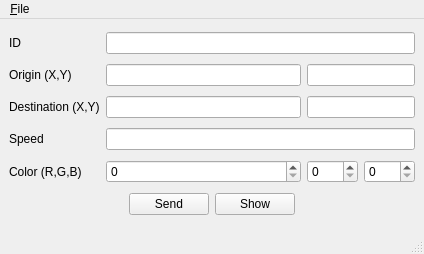
Above: mainwindow.ui from EdPeReg/GraphGUI before the change. Below: the same form after it.
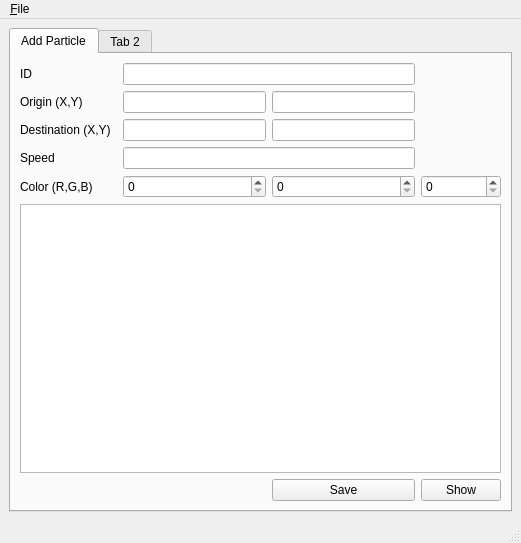
That is the form after the change.

Commit message: text edit now in the main window, tabs added

Patch:
```diff
--- a/mainwindow.ui
+++ b/mainwindow.ui
@@ -6,17 +6,27 @@
    <rect>
     <x>0</x>
     <y>0</y>
-    <width>424</width>
-    <height>254</height>
+    <width>521</width>
+    <height>543</height>
    </rect>
   </property>
   <property name="windowTitle">
    <string>MainWindow</string>
   </property>
   <widget class="QWidget" name="centralwidget">
+   <layout class="QHBoxLayout" name="horizontalLayout">
+    <item>
+     <widget class="QTabWidget" name="tabWidget">
+      <property name="currentIndex">
+       <number>0</number>
+      </property>
+      <widget class="QWidget" name="tabAddParticle">
+       <attribute name="title">
+        <string>Add Particle</string>
+       </attribute>
    <layout class="QGridLayout" name="gridLayout">
-    <item row="1" column="2" colspan="2">
-     <widget class="QLineEdit" name="lnEdtOrigY"/>
+        <item row="2" column="2">
+         <widget class="QLineEdit" name="lnEdtDestX"/>
     </item>
     <item row="0" column="0">
      <widget class="QLabel" name="lblId">
@@ -25,10 +35,10 @@
       </property>
      </widget>
     </item>
-    <item row="3" column="0">
-     <widget class="QLabel" name="lblSpeed">
+        <item row="4" column="0">
+         <widget class="QLabel" name="lblColorRGB">
       <property name="text">
-       <string>Speed</string>
+           <string>Color (R,G,B)</string>
       </property>
      </widget>
     </item>
@@ -39,31 +49,48 @@
       </property>
      </widget>
     </item>
-    <item row="1" column="1">
+        <item row="4" column="4">
+         <widget class="QSpinBox" name="spBxColorB"/>
+        </item>
+        <item row="1" column="2">
      <widget class="QLineEdit" name="lnEdtOrigX"/>
     </item>
-    <item row="2" column="1">
-     <widget class="QLineEdit" name="lnEdtDestX"/>
-    </item>
-    <item row="2" column="2" colspan="2">
+        <item row="10" column="4">
+         <widget class="QPushButton" name="btnShow">
+          <property name="text">
+           <string>Show</string>
+          </property>
+         </widget>
+        </item>
+        <item row="3" column="0">
+         <widget class="QLabel" name="lblSpeed">
+          <property name="text">
+           <string>Speed</string>
+          </property>
+         </widget>
+        </item>
+        <item row="10" column="3">
+         <widget class="QPushButton" name="btnSave">
+          <property name="text">
+           <string>Save</string>
+          </property>
+         </widget>
+        </item>
+        <item row="2" column="3">
      <widget class="QLineEdit" name="lnEdtDestY"/>
     </item>
-    <item row="4" column="0">
-     <widget class="QLabel" name="lblColorRGB">
-      <property name="text">
-       <string>Color (R,G,B)</string>
-      </property>
-     </widget>
-    </item>
-    <item row="4" column="2">
+        <item row="4" column="3">
      <widget class="QSpinBox" name="spBxColorG"/>
     </item>
-    <item row="4" column="1">
+        <item row="6" column="0" colspan="5">
+         <widget class="QTextEdit" name="txtEditParticleInfo"/>
+        </item>
+        <item row="1" column="3">
+         <widget class="QLineEdit" name="lnEdtOrigY"/>
+        </item>
+        <item row="4" column="2">
      <widget class="QSpinBox" name="spBxColorR"/>
     </item>
-    <item row="4" column="3">
-     <widget class="QSpinBox" name="spBxColorB"/>
-    </item>
     <item row="2" column="0">
      <widget class="QLabel" name="lblDestinationXY">
       <property name="text">
@@ -71,64 +98,29 @@
       </property>
      </widget>
     </item>
-    <item row="5" column="0" colspan="4">
-     <layout class="QHBoxLayout" name="horizontalLayout">
-      <item>
-       <spacer name="horizontalSpacer">
-        <property name="orientation">
-         <enum>Qt::Horizontal</enum>
-        </property>
-        <property name="sizeHint" stdset="0">
-         <size>
-          <width>40</width>
-          <height>20</height>
-         </size>
-        </property>
-       </spacer>
-      </item>
-      <item>
-       <widget class="QPushButton" name="btnSend">
-        <property name="text">
-         <string>Send</string>
-        </property>
-       </widget>
-      </item>
-      <item>
-       <widget class="QPushButton" name="btnShow">
-        <property name="text">
-         <string>Show</string>
-        </property>
-       </widget>
-      </item>
-      <item>
-       <spacer name="horizontalSpacer_2">
-        <property name="orientation">
-         <enum>Qt::Horizontal</enum>
-        </property>
-        <property name="sizeHint" stdset="0">
-         <size>
-          <width>40</width>
-          <height>20</height>
-         </size>
-        </property>
-       </spacer>
-      </item>
-     </layout>
-    </item>
-    <item row="3" column="1" colspan="3">
+        <item row="3" column="2" colspan="2">
      <widget class="QLineEdit" name="lnEdtSpeed"/>
     </item>
-    <item row="0" column="1" colspan="3">
+        <item row="0" column="2" colspan="2">
      <widget class="QLineEdit" name="lnEdtID"/>
     </item>
    </layout>
   </widget>
+      <widget class="QWidget" name="tab_2">
+       <attribute name="title">
+        <string>Tab 2</string>
+       </attribute>
+      </widget>
+     </widget>
+    </item>
+   </layout>
+  </widget>
   <widget class="QMenuBar" name="menubar">
    <property name="geometry">
     <rect>
      <x>0</x>
      <y>0</y>
-     <width>424</width>
+     <width>521</width>
      <height>22</height>
     </rect>
    </property>
```
Left out of the diff: 4 changed lines with no effect on the pictures. Lines whose indentation alone changed are shown as unchanged. The commit also changes 2 other files.
